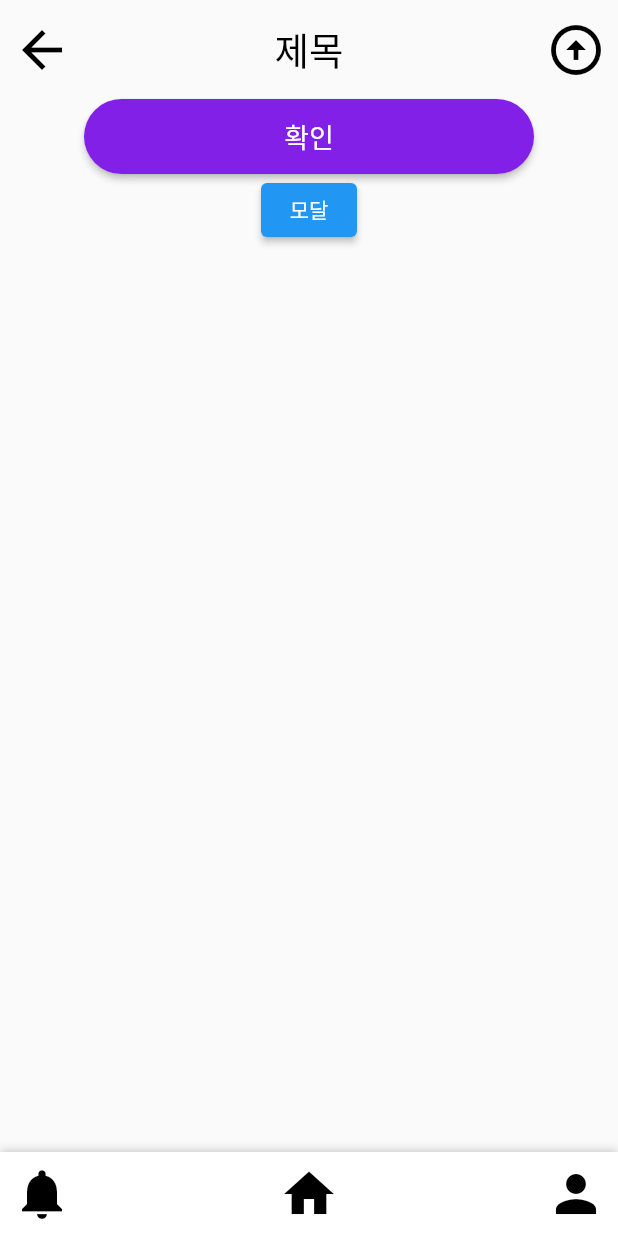
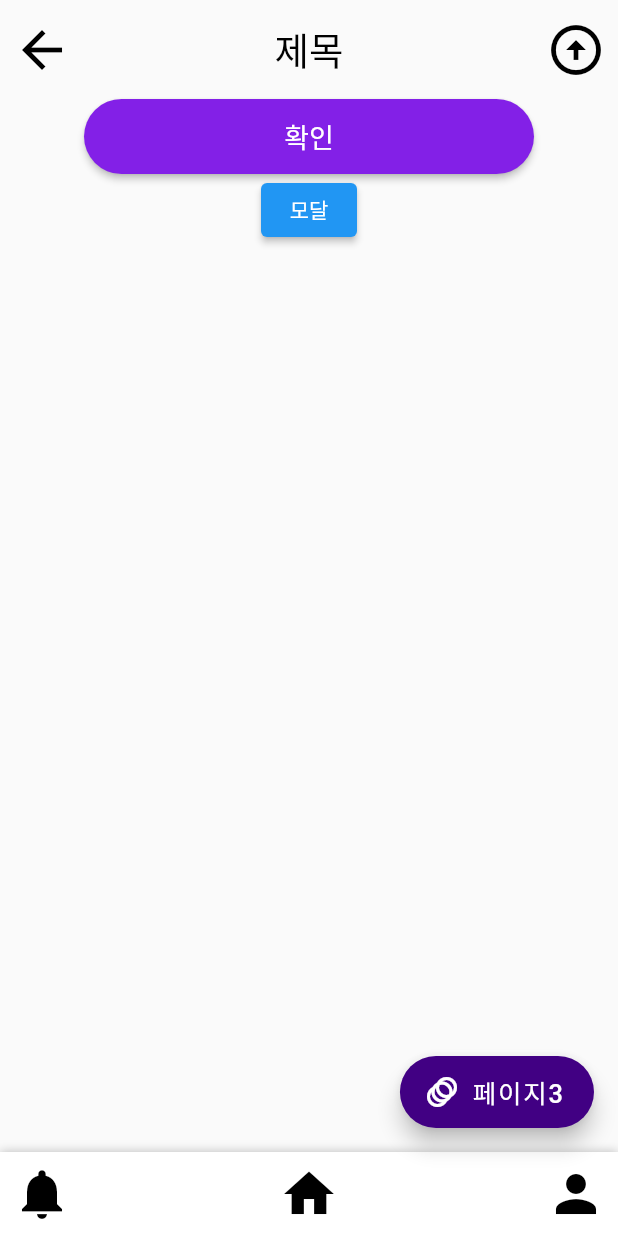
Before and after one commit to tngus2sh/KeePing, a Flutter app: the Page1 screen opened directly, on a phone screen of 412 x 824 dp. Run offline on Flutter 3.47's test engine with Material 2 defaults, Android fonts, the phone set to English and light mode, and no system bars.

Commit message:
feat: 플로팅 버튼 기본 구조 완성 (#S09P22C207-141)

```diff
--- a/client/lib/screens/page1/page1.dart
+++ b/client/lib/screens/page1/page1.dart
@@ -1,8 +1,10 @@
 import 'package:flutter/material.dart';
 import 'package:keeping/screens/btn_test/btn_test.dart';
+import 'package:keeping/screens/page3/page3.dart';
 import 'package:keeping/widgets/bottom_modal.dart';
 import 'package:keeping/widgets/bottom_nav.dart';
 import 'package:keeping/widgets/confirm_btn.dart';
+import 'package:keeping/widgets/floating_btn.dart';
 import 'package:keeping/widgets/header.dart';
 
 class Page1 extends StatelessWidget {
@@ -22,6 +24,11 @@ class Page1 extends StatelessWidget {
           ConfirmBtn(text: '확인', path: BtnTest()),
           testBtn(context),
         ],
+      ),
+      floatingActionButton: FloatingBtn(
+        text: '페이지3',
+        icon: Icon(Icons.animation),
+        path: Page3(),
       ),
       bottomNavigationBar: BottomNav()
     );
--- /dev/null
+++ b/client/lib/widgets/floating_btn.dart
@@ -0,0 +1,39 @@
+import 'package:flutter/material.dart';
+import 'package:keeping/screens/page3/page3.dart';
+
+class FloatingBtn extends StatelessWidget {
+  final String text;
+  final Icon icon;
+  final Widget path;
+  final Color bgColor;
+  final Color elementColor;
+
+  FloatingBtn({
+    super.key,
+    required this.text,
+    required this.icon,
+    required this.path,
+    this.bgColor = const Color(0xFF410083),
+    this.elementColor = Colors.white
+  });
+
+  @override
+  Widget build(BuildContext context) {
+    return FloatingActionButton.extended(
+      onPressed: () {
+        Navigator.push(context,
+            MaterialPageRoute(builder: (context) => path));
+      },
+      label: Text(text, style: textStyle(elementColor),),
+      icon: icon,
+      backgroundColor: bgColor,
+    );
+  }
+}
+
+TextStyle textStyle(Color elementColor) {
+  return TextStyle(
+    color: elementColor,
+    fontSize: 17,
+  );
+}
```
